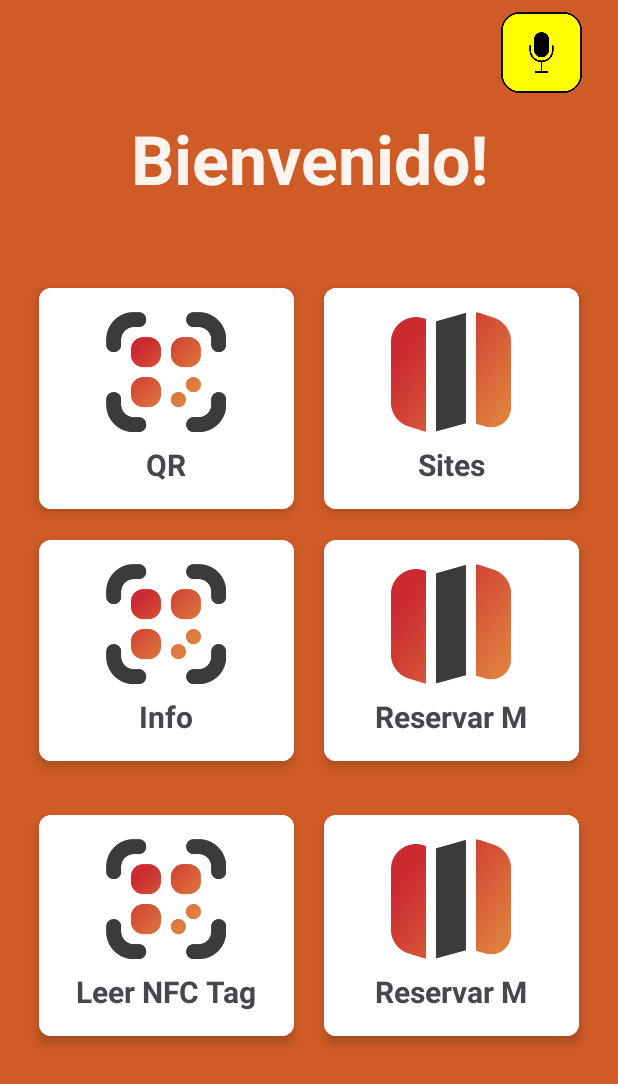
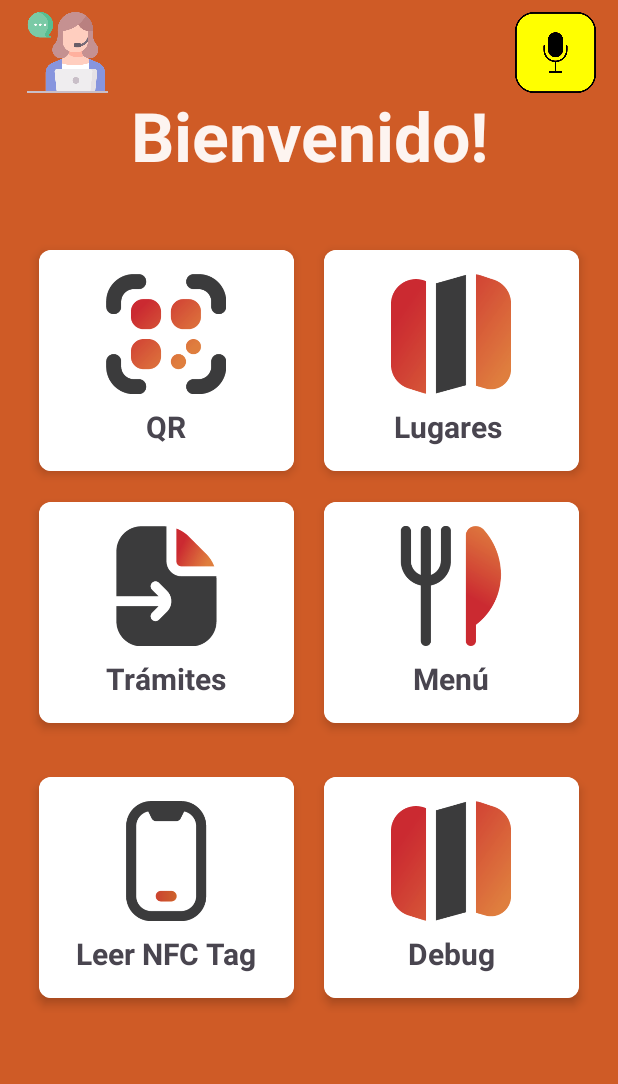
Before and after one commit to AlejandroNieto-DAM/ANDROID_NPI_APP, an Android app: the MenuActivity screen opened directly, with no data from a screen before it, on a phone screen of 412 x 824 dp. Shown: the top 1084 px of the screen. Run offline under Robolectric (Android 15) with nearby library versions, the phone set to English and light mode, and no system bars; libraries missing offline, so code that uses them is left out: io.kommunicate, io.kommunicate.callbacks; pictures from the network do not load.

Commit message:
Chatbot implemented \ Layout changes

```diff
--- a/app/src/main/AndroidManifest.xml
+++ b/app/src/main/AndroidManifest.xml
@@ -69,6 +69,9 @@
         <activity
             android:name=".HorarioClase"
             android:exported="true" />
+        <activity
+            android:name=".ChatBot"
+            android:exported="true" />
 
     </application>
 
--- a/app/src/main/res/layout/menu_layout.xml
+++ b/app/src/main/res/layout/menu_layout.xml
@@ -15,23 +15,40 @@
         android:layout_height="wrap_content"
         android:orientation="vertical">
 
+            <LinearLayout
+                android:layout_width="match_parent"
+                android:layout_height="wrap_content"
+                >
+
                 <ImageView
+                    android:id="@+id/botIcon"
+                    android:layout_width="70dp"
+                    android:layout_height="70dp"
+                    android:src="@drawable/service"
+                    android:padding="8dp"
+                    android:layout_marginLeft="10dp"
+                    android:onClick="chatBotClick"
+                    />
+
+                <ImageView
+                    android:layout_marginLeft="255dp"
                     android:id="@+id/VoiceIcon1"
                     android:layout_width="70dp"
                     android:layout_height="70dp"
                     android:src="@drawable/microfono_yellow"
-                android:layout_gravity="end"
-                android:layout_marginEnd="16dp"
                     android:padding="8dp"
                     android:onClick="onVoiceButtonClick"
                     />
+
+            </LinearLayout>
+
 
             <TextView
                 android:id="@+id/textViewBienvenido"
                 android:layout_width="match_parent"
                 android:layout_height="wrap_content"
                 android:text="Bienvenido!"
-                android:layout_marginTop="5dp"
+                android:layout_marginTop="-10dp"
                 app:layout_constraintTop_toTopOf="parent"
                 app:layout_constraintStart_toStartOf="parent"
                 app:layout_constraintEnd_toEndOf="parent"
@@ -46,7 +63,7 @@
                 android:layout_width="match_parent"
                 android:layout_height="wrap_content"
                 android:orientation="vertical"
-                android:layout_marginTop="30dp">
+                android:layout_marginTop="20dp">
 
                 <LinearLayout
                     android:layout_width="match_parent"
@@ -118,7 +135,8 @@
                                 android:layout_width="wrap_content"
                                 android:layout_height="wrap_content"
                                 android:layout_marginTop="8dp"
-                                android:text="Sites"
+                                android:text="Lugares
+"
                                 android:textSize="20sp"
                                 android:textStyle="bold" />
                         </LinearLayout>
@@ -159,13 +177,13 @@
                             <ImageView
                                 android:layout_width="80dp"
                                 android:layout_height="80dp"
-                                android:src="@drawable/qr_con" />
+                                android:src="@drawable/tramites" />
 
                             <TextView
                                 android:layout_width="wrap_content"
                                 android:layout_height="wrap_content"
                                 android:layout_marginTop="8dp"
-                                android:text="Info"
+                                android:text="Trámites"
                                 android:textSize="20sp"
                                 android:textStyle="bold" />
                         </LinearLayout>
@@ -193,13 +211,13 @@
                             <ImageView
                                 android:layout_width="80dp"
                                 android:layout_height="80dp"
-                                android:src="@drawable/locations_icon" />
+                                android:src="@drawable/comedoricon" />
 
                             <TextView
                                 android:layout_width="wrap_content"
                                 android:layout_height="wrap_content"
                                 android:layout_marginTop="8dp"
-                                android:text="Reservar M"
+                                android:text="Menú"
                                 android:textSize="20sp"
                                 android:textStyle="bold" />
                         </LinearLayout>
@@ -236,7 +254,7 @@
                             <ImageView
                                 android:layout_width="80dp"
                                 android:layout_height="80dp"
-                                android:src="@drawable/qr_con" />
+                                android:src="@drawable/nfc" />
 
                             <TextView
                                 android:layout_width="wrap_content"
@@ -248,6 +266,7 @@
                         </LinearLayout>
 
                     </androidx.cardview.widget.CardView>
+
 
                     <androidx.cardview.widget.CardView
                         android:layout_width="0dp"
@@ -275,11 +294,12 @@
                                 android:layout_width="wrap_content"
                                 android:layout_height="wrap_content"
                                 android:layout_marginTop="8dp"
-                                android:text="Reservar M"
+                                android:text="Debug"
                                 android:textSize="20sp"
                                 android:textStyle="bold" />
                         </LinearLayout>
                     </androidx.cardview.widget.CardView>
+
                 </LinearLayout>
 
 
--- a/settings.gradle
+++ b/settings.gradle
@@ -11,6 +11,8 @@ dependencyResolutionManagement {
     repositories {
         google()
         mavenCentral()
+        maven { url 'https://kommunicate.jfrog.io/artifactory/kommunicate-android-sdk' }
+
     }
 }
 rootProject.name = "Java_NPI"
```
Also changed, not shown: app/build.gradle (+5 -2 lines), app/src/main/java/com/example/java_npi/MenuActivity.java (+30 -0 lines), app/src/main/res/layout/activity_administration.xml (+9 -5 lines), app/src/main/res/layout/activity_becas.xml (+5 -2 lines), app/src/main/res/drawable/benji.png (added), app/src/main/res/drawable/comedoricon.png (added), app/src/main/res/drawable/help.png (added), app/src/main/res/drawable/nfc.png (added), app/src/main/res/drawable/service.png (added), app/src/main/res/drawable/tramites.png (added). Lines whose indentation alone changed are shown as unchanged.
